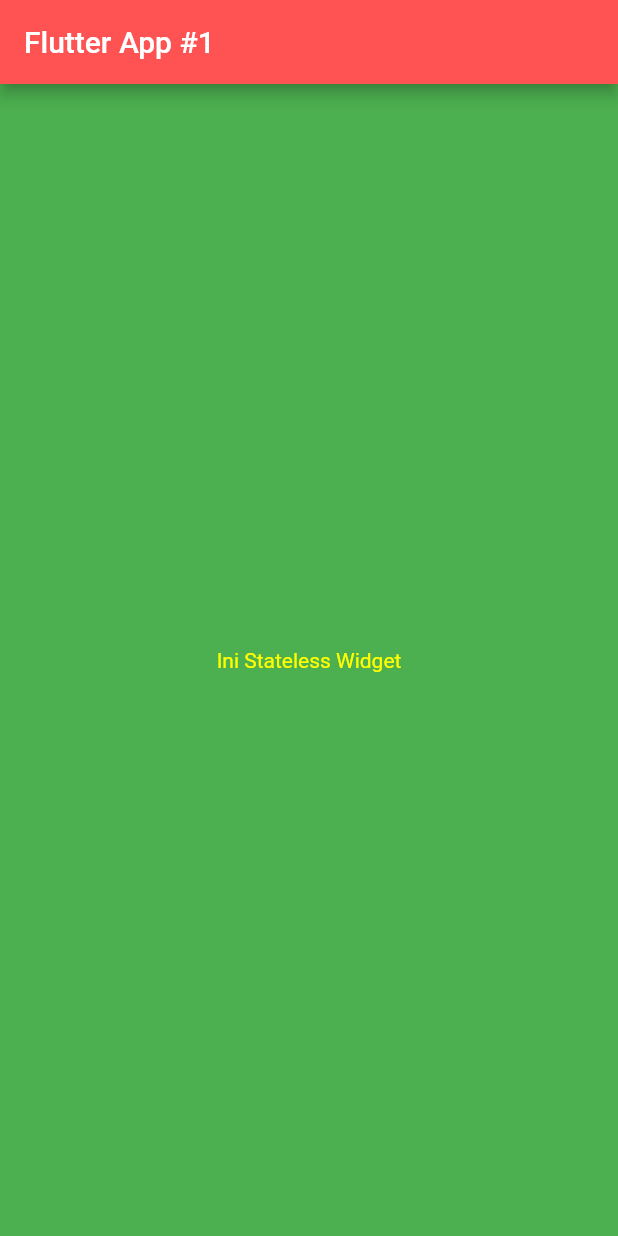
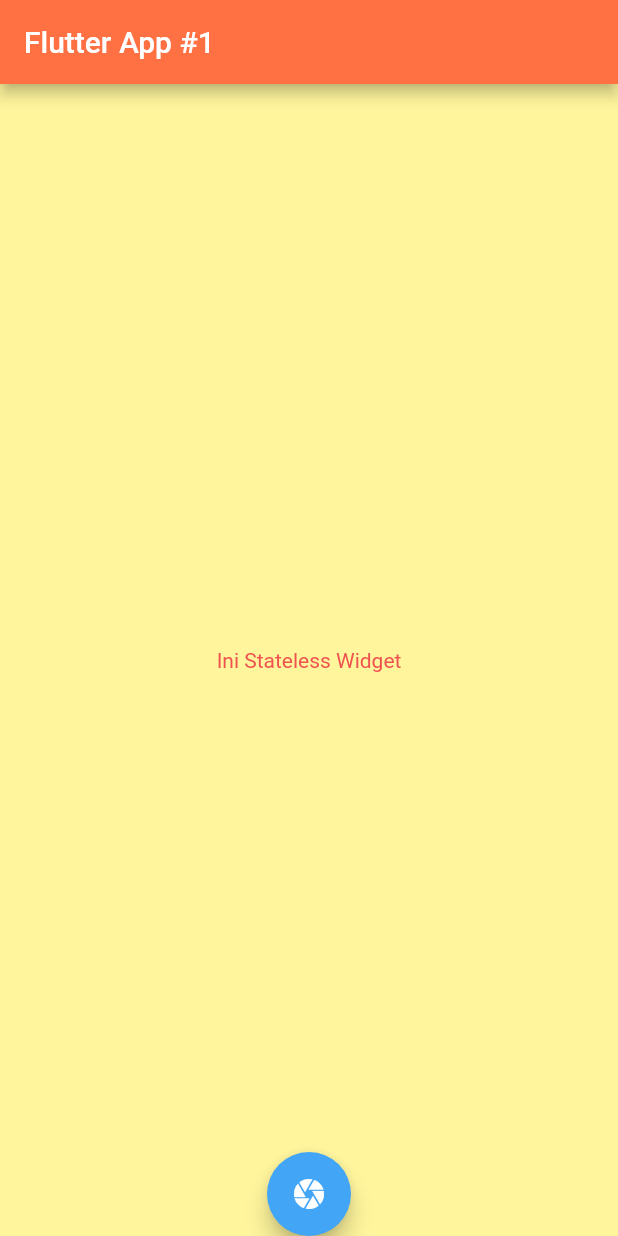
Before and after one commit to andidarusman/flutter_1, a Flutter app: the screen it shows after launch, on a phone screen of 412 x 824 dp. Run offline on Flutter 3.47's test engine with Material 2 defaults, Android fonts, the phone set to English and light mode, and no system bars.

Commit message:
menambahkan floating button

```diff
--- a/lib/main.dart
+++ b/lib/main.dart
@@ -14,22 +14,33 @@ class Widget1 extends StatelessWidget{
   Widget build(BuildContext context) {
     //buat scaffold
     return new Scaffold(
-      //buat halaman bagian title
-      //dan halaman utama warna background hijau
-      backgroundColor: Colors.green,
+      //buat bagian title
+      //dan halaman utama warna background berwana
+      backgroundColor: Colors.yellow[200],
       appBar: new AppBar(
         title: new Text("Flutter App #1"),
-        //memberikan tulisan dengan backgroud merah
-        backgroundColor: Colors.redAccent,
+        //memberikan tulisan dengan backgroud berwarna
+        backgroundColor: Color(0xFFFF7043),
       ),
+
       //buat halaman bagian body
       body: new Center(
-        //buat text warna kuning
+        //buat text warna
         child: new Text(
             "Ini Stateless Widget"
-        ,style: TextStyle(color: Colors.yellowAccent),
+        ,style: TextStyle(color: Colors.red[400]),
         ),
       ),
+
+      //menambahkan tombol floating action button
+      floatingActionButton: FloatingActionButton(
+        onPressed: null,
+        tooltip: 'Camera',
+        //menggunakan icon camera
+        child: Icon(Icons.camera),
+        backgroundColor: Colors.blue[400],
+      ),
+      floatingActionButtonLocation: FloatingActionButtonLocation.centerDocked,
     );
   }
 }
```
